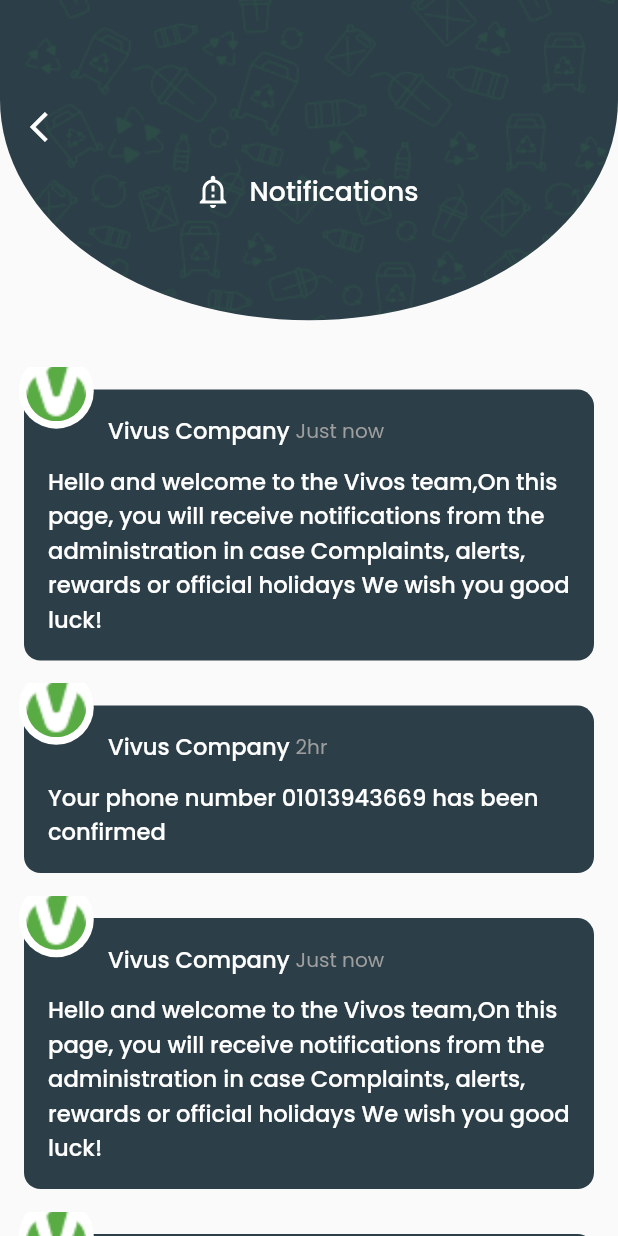
After one commit to MohamedElsum/vivus-driver, a Flutter app: the NotificationScreen screen opened by its route, on a phone screen of 412 x 824 dp. The commit adds this screen. Run offline on Flutter 3.47's test engine with Material 2 defaults, Android fonts, the phone set to English and light mode, and no system bars; our stand-ins replace dotted_border, flutter_screenutil, flutter_svg, get, pin_code_fields, step_progress_indicator and 1 more.

Commit message:
finish notification screen

```diff
--- a/lib/UIHelpers/app_theme.dart
+++ b/lib/UIHelpers/app_theme.dart
@@ -225,4 +225,14 @@ class FontTextStyle {
     fontFamily: Fonts.poppinsMedium,
     color: DefaultThemeColors.timerTextColor,
   );
+  static TextStyle vivusCompany = TextStyle(
+    fontSize: 17.getFontSize(),
+    fontFamily: Fonts.poppinsMedium,
+    color: DefaultThemeColors.missionLocationDetails,
+  );
+  static TextStyle notificationTime = TextStyle(
+    fontSize: 15.getFontSize(),
+    fontFamily: Fonts.poppinsRegular,
+    color: DefaultThemeColors.hintTextColor,
+  );
 }
--- a/lib/UIHelpers/images.dart
+++ b/lib/UIHelpers/images.dart
@@ -37,5 +37,7 @@ class Images {
   static const String facebook = 'assets/images/facebook.svg';
   static const String whatsapp = 'assets/images/whatsapp.svg';
   static const String patternpng = 'assets/images/patterpng.png';
+  static const String notifylogo = 'assets/images/notifylogo.png';
+  static const String notificationlogo = 'assets/images/notificationlogo.png';
   static const String profile = 'assets/images/prof.jpg';
 }
--- /dev/null
+++ b/lib/baseModels/notification.dart
@@ -0,0 +1,9 @@
+class NotificationModel {
+  String timeFrom;
+  String desc;
+
+  NotificationModel({
+    required this.desc,
+    required this.timeFrom,
+  });
+}
--- /dev/null
+++ b/lib/features/more/presentation/controller/notification_binding.dart
@@ -0,0 +1,6 @@
+import 'package:get/get.dart';
+
+class NotificationsBindings extends Bindings {
+  @override
+  void dependencies() {}
+}
--- a/lib/features/more/presentation/pages/more_screen.dart
+++ b/lib/features/more/presentation/pages/more_screen.dart
@@ -70,9 +70,14 @@ class MoreScreen extends StatelessWidget {
               icon: Images.profileModule,
               title: 'Profile',
             ),
-            const MoreModules(
-              icon: Images.notify,
-              title: 'Notifications',
+            InkWell(
+              onTap: () {
+                Get.toNamed(RoutesConstants.notificationScreen);
+              },
+              child: const MoreModules(
+                icon: Images.notify,
+                title: 'Notifications',
+              ),
             ),
             InkWell(
               onTap: () {
--- /dev/null
+++ b/lib/features/more/presentation/pages/notification_screen.dart
@@ -0,0 +1,57 @@
+import 'package:flutter/material.dart';
+import 'package:vivus_driver/baseModels/notification.dart';
+import 'package:vivus_driver/constants.dart';
+import 'package:vivus_driver/features/more/presentation/widgets/modules_details_header.dart';
+import 'package:vivus_driver/features/more/presentation/widgets/notification_item.dart';
+import '../../../../UIHelpers/images.dart';
+
+class NotificationScreen extends StatelessWidget {
+  const NotificationScreen({Key? key}) : super(key: key);
+
+  @override
+  Widget build(BuildContext context) {
+    List<NotificationModel> notifications = [
+      NotificationModel(
+        desc:
+            'Hello and welcome to the Vivos team,On this page, you will receive notifications from the administration in case Complaints, alerts, rewards or official holidays We wish you good luck!',
+        timeFrom: 'Just now',
+      ),
+      NotificationModel(
+        desc: 'Your phone number 01013943669 has been confirmed',
+        timeFrom: '2hr',
+      ),
+      NotificationModel(
+        desc:
+        'Hello and welcome to the Vivos team,On this page, you will receive notifications from the administration in case Complaints, alerts, rewards or official holidays We wish you good luck!',
+        timeFrom: 'Just now',
+      ),
+      NotificationModel(
+        desc: 'Your phone number 01013943669 has been confirmed',
+        timeFrom: '2hr',
+      ),
+    ];
+
+    return Scaffold(
+      body: Column(
+        children: [
+          const ModulesDetailsHeader(
+            icon: Images.notify,
+            title: 'Notifications',
+          ),
+          SizedBox(
+            height: 35.getHeight(),
+          ),
+          Expanded(
+            child: ListView.builder(
+              itemCount: notifications.length,
+              itemBuilder: (context, index) => NotificationItem(
+                timeFrom: notifications[index].timeFrom,
+                desc: notifications[index].desc,
+              ),
+            ),
+          ),
+        ],
+      ),
+    );
+  }
+}
--- /dev/null
+++ b/lib/features/more/presentation/widgets/notification_body.dart
@@ -0,0 +1,59 @@
+import 'package:flutter/material.dart';
+import 'package:vivus_driver/constants.dart';
+
+import '../../../../UIHelpers/app_theme.dart';
+
+class NotificationBody extends StatelessWidget {
+
+  final String timeFrom;
+  final String desc;
+
+  const NotificationBody({
+    super.key,
+    required this.timeFrom,
+    required this.desc,
+  });
+
+  @override
+  Widget build(BuildContext context) {
+    return Container(
+      padding: const EdgeInsets.symmetric(horizontal: 16, vertical: 16),
+      margin: const EdgeInsets.symmetric(horizontal: 16, vertical: 15),
+      decoration: BoxDecoration(
+        color: DefaultThemeColors.missionItemColor,
+        borderRadius: BorderRadius.circular(11),
+      ),
+      child: Column(
+        children: [
+          Container(
+            padding: const EdgeInsets.only(left: 40),
+            child: Row(
+              children: [
+                Text(
+                  'Vivus Company',
+                  style: FontTextStyle.vivusCompany,
+                ),
+                SizedBox(
+                  width: 4.getWidth(),
+                ),
+                Text(
+                  timeFrom,
+                  style: FontTextStyle.notificationTime,
+                ),
+              ],
+            ),
+          ),
+          SizedBox(
+            height: 12.getHeight(),
+          ),
+          Container(
+            child: Text(
+              desc,
+              style: FontTextStyle.vivusCompany,
+            ),
+          ),
+        ],
+      ),
+    );
+  }
+}
--- /dev/null
+++ b/lib/features/more/presentation/widgets/notification_item.dart
@@ -0,0 +1,42 @@
+import 'package:flutter/material.dart';
+import 'package:flutter_svg/flutter_svg.dart';
+import 'package:vivus_driver/UIHelpers/app_theme.dart';
+import 'package:vivus_driver/UIHelpers/images.dart';
+import 'package:vivus_driver/constants.dart';
+import 'package:vivus_driver/features/more/presentation/widgets/notification_body.dart';
+
+class NotificationItem extends StatelessWidget {
+  final String timeFrom;
+  final String desc;
+
+  const NotificationItem({
+    super.key,
+    required this.timeFrom,
+    required this.desc,
+  });
+
+  @override
+  Widget build(BuildContext context) {
+    return Stack(
+      children: [
+        NotificationBody(
+          timeFrom: timeFrom,
+          desc: desc,
+        ),
+        Positioned(
+          left: 13.getWidth(),
+          top: -10.getHeight(),
+          child: const CircleAvatar(
+            radius: 25,
+            backgroundColor: Colors.white,
+            child: CircleAvatar(
+              radius: 20,
+              backgroundColor: Colors.white,
+              backgroundImage: AssetImage(Images.notificationlogo),
+            ),
+          ),
+        ),
+      ],
+    );
+  }
+}
--- a/lib/router/router.dart
+++ b/lib/router/router.dart
@@ -11,8 +11,10 @@ import 'package:vivus_driver/features/missions/presentation/pages/home_screen.da
 import 'package:vivus_driver/features/missions/presentation/pages/missions_screen.dart';
 import 'package:vivus_driver/features/missions/presentation/pages/recent_missions.dart';
 import 'package:vivus_driver/features/more/presentation/controller/contactus_bindings.dart';
+import 'package:vivus_driver/features/more/presentation/controller/notification_binding.dart';
 import 'package:vivus_driver/features/more/presentation/pages/contactus_screen.dart';
 import 'package:vivus_driver/features/more/presentation/pages/more_screen.dart';
+import 'package:vivus_driver/features/more/presentation/pages/notification_screen.dart';
 import 'package:vivus_driver/features/signup/presentation/controller/signup_bindings.dart';
 import 'package:vivus_driver/features/signup/presentation/pages/signup_screen.dart';
 import 'package:vivus_driver/features/splash/presentation/controller/splash_binding.dart';
@@ -90,5 +92,11 @@ class AppRouter {
       transition: Transition.fade,
       binding: ContactusBindings(),
     ),
+    GetPage(
+      name: RoutesConstants.notificationScreen,
+      page: () => NotificationScreen(),
+      transition: Transition.fade,
+      binding: NotificationsBindings(),
+    ),
   ];
 }
--- a/lib/router/routes_constants.dart
+++ b/lib/router/routes_constants.dart
@@ -10,4 +10,5 @@ class RoutesConstants {
   static const missionsScreen = "/missionsScreen";
   static const moreScreen = "/moreScreen";
   static const contactusScreen = "/contactusScreen";
+  static const notificationScreen = "/notificationScreen";
 }
```
Also changed, not shown: assets/images/notificationlogo.png (added), assets/images/notifylogo.png (added).
